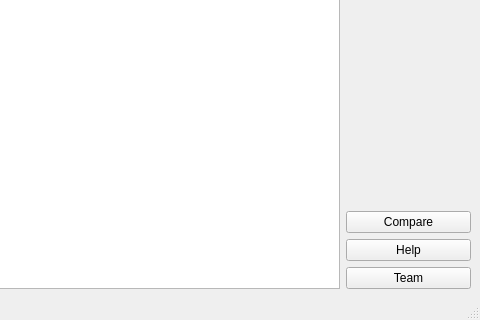
This is nba_game/mainwindow.ui in Razorlance/dsba-itop2022-hw as Qt 5 draws it before an edit; both pictures show x 416 to 896 and y 239 to 559 of the 896 by 559 pixel window. The edited form follows.
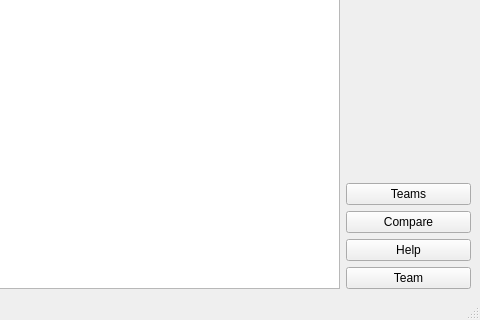
This is the edited form. Icons and pictures are not drawn.

Commit message:
Ability to add new teams
* New context menu
* Fixes

What changed in the file:
```diff
--- a/nba_game/mainwindow.ui
+++ b/nba_game/mainwindow.ui
@@ -89,6 +89,13 @@
             </property>
            </spacer>
           </item>
+          <item>
+           <widget class="QPushButton" name="teamsButton">
+            <property name="text">
+             <string>Teams</string>
+            </property>
+           </widget>
+          </item>
           <item>
            <widget class="QPushButton" name="compare_button">
             <property name="text">
```
The commit also changes 12 other files.
